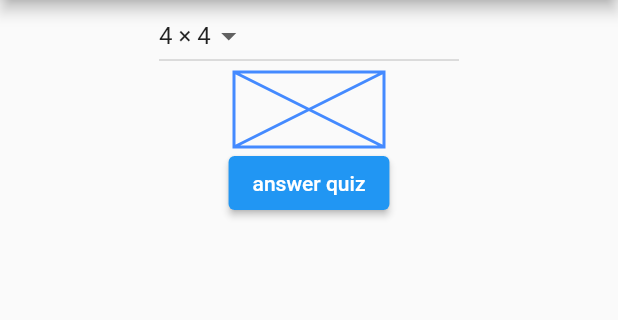
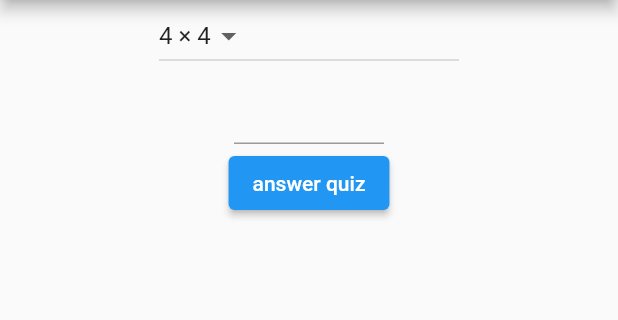
Before and after one commit to kf53495/flash64_native, a Flutter app: the Memory64Selection screen opened directly, on a phone screen of 412 x 824 dp, the part 84-404 px from its top. Run offline on Flutter 3.47's test engine with Material 2 defaults, Android fonts, the phone set to English and light mode, and no system bars; our stand-ins replace flutter_hooks, hooks_riverpod.

```diff
--- a/lib/components/memory64/selection.dart
+++ b/lib/components/memory64/selection.dart
@@ -1,5 +1,6 @@
 import 'package:flash64_native/components/memory64/providers/stone_provider.dart';
 import 'package:flutter/material.dart';
+import 'package:flutter/services.dart';
 import 'package:hooks_riverpod/hooks_riverpod.dart';
 import '../global_components/appbar.dart';
 import 'providers/board_size.dart';
@@ -31,11 +32,12 @@ class Memory64Selection extends ConsumerWidget {
               },
             ),
           ),
-          const SizedBox(
+          SizedBox(
             width: 100,
             height: 50,
-            child: Placeholder(
-              color: Colors.blueAccent,
+            child: TextField(
+              keyboardType: TextInputType.number,
+              inputFormatters: [FilteringTextInputFormatter.digitsOnly],
             ),
           ),
           Center(
```
